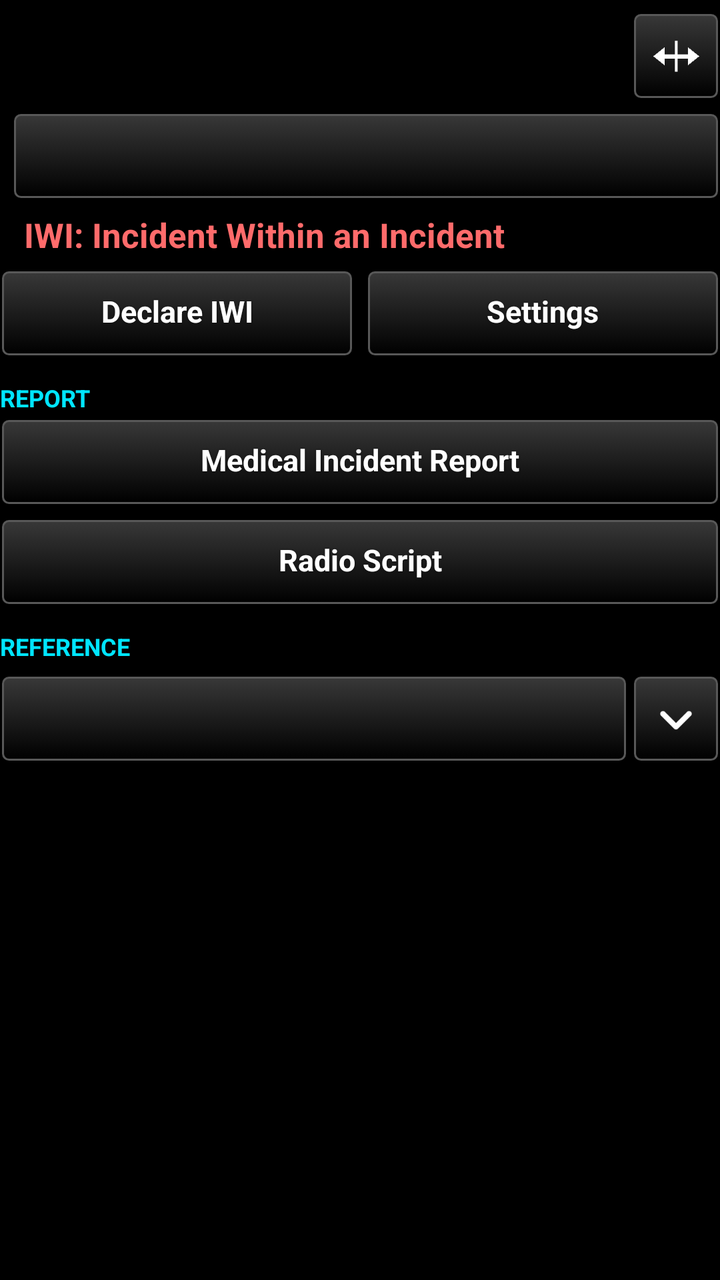
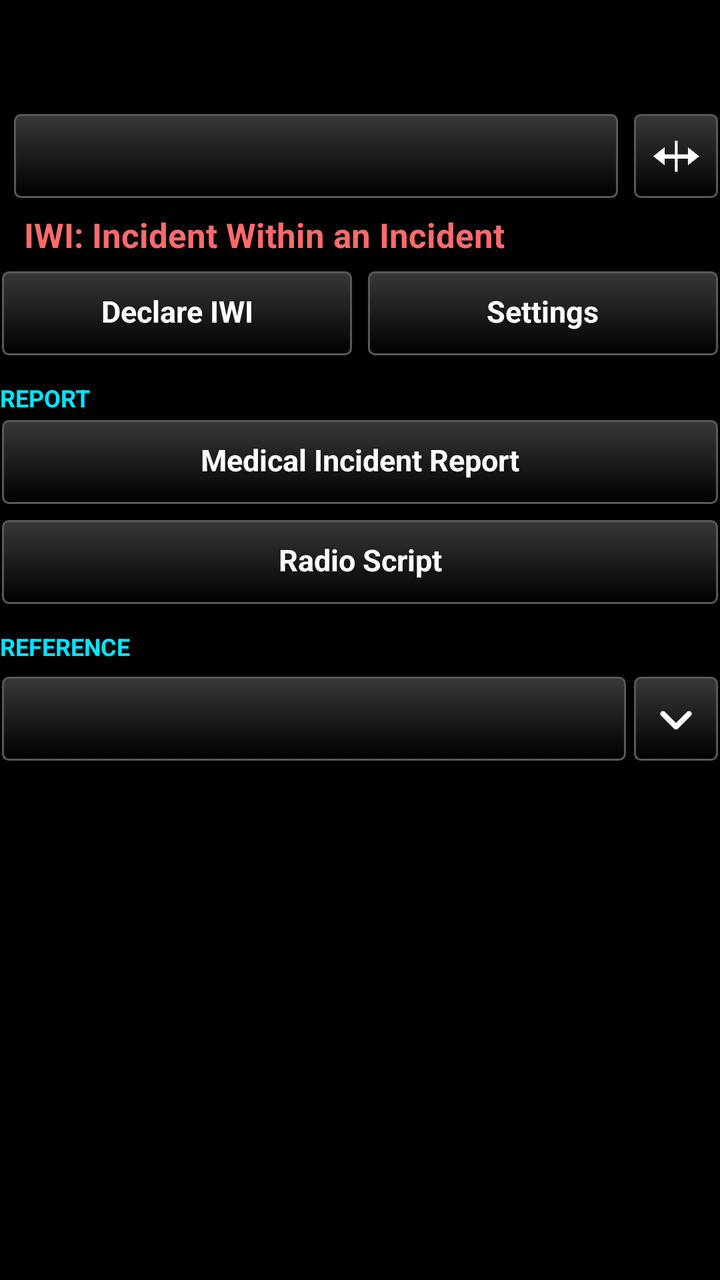

Before-and-after screenshots of an Android layout around one commit, followed by the original layout XML and the change that was made.
<!-- AndroidManifest.xml: application theme AppTheme -->
<!-- res/layout/iwi_layout.xml -->
<?xml version="1.0" encoding="utf-8"?>
<LinearLayout xmlns:android="http://schemas.android.com/apk/res/android"
    android:layout_width="match_parent"
    android:layout_height="match_parent"
    android:orientation="vertical"
    android:visibility="visible">

    
    <TextView
        android:id="@+id/iwi_status"
        android:layout_width="match_parent"
        android:layout_height="wrap_content"
        android:paddingTop="8dp"
        android:paddingBottom="4dp"
        android:textSize="13sp"
        android:textColor="@color/amber"
        android:visibility="gone" />

    
    <LinearLayout
        android:id="@+id/iwi_tally"
        android:layout_width="match_parent"
        android:layout_height="44dp"
        android:layout_marginTop="6dp"
        android:orientation="horizontal">

        <TextView
            android:id="@+id/iwi_tally_red"
            android:layout_width="0dp"
            android:layout_height="match_parent"
            android:layout_weight="1"
            android:gravity="center"
            android:textSize="22sp"
            android:textStyle="bold" />

        <TextView
            android:id="@+id/iwi_tally_yellow"
            android:layout_width="0dp"
            android:layout_height="match_parent"
            android:layout_weight="1"
            android:layout_marginLeft="6dp"
            android:gravity="center"
            android:textSize="22sp"
            android:textStyle="bold" />

        <TextView
            android:id="@+id/iwi_tally_green"
            android:layout_width="0dp"
            android:layout_height="match_parent"
            android:layout_weight="1"
            android:layout_marginLeft="6dp"
            android:gravity="center"
            android:textSize="22sp"
            android:textStyle="bold" />

        <TextView
            android:id="@+id/iwi_tally_black"
            android:layout_width="0dp"
            android:layout_height="match_parent"
            android:layout_weight="1"
            android:layout_marginLeft="6dp"
            android:gravity="center"
            android:textSize="22sp"
            android:textStyle="bold" />

        
        <TextView
            android:id="@+id/iwi_tally_total"
            android:layout_width="0dp"
            android:layout_height="match_parent"
            android:layout_weight="1.6"
            android:layout_marginLeft="10dp"
            android:gravity="center"
            android:textSize="22sp"
            android:textStyle="bold"
            android:textColor="@color/white" />

        
        <View
            android:id="@+id/iwi_tally_spacer"
            android:layout_width="0dp"
            android:layout_height="match_parent"
            android:layout_weight="1"
            android:visibility="gone" />

        
        <ImageButton
            android:id="@+id/iwi_btn_wide"
            style="@style/TakwerxIconButton"
            android:layout_width="44dp"
            android:layout_height="match_parent"
            android:layout_weight="0"
            android:layout_marginLeft="6dp"
            android:layout_marginRight="0dp"
            android:contentDescription="@string/iwi_wide_desc"
            android:src="@drawable/ic_wide" />
    </LinearLayout>

    
    <LinearLayout
        android:layout_width="match_parent"
        android:layout_height="wrap_content"
        android:layout_marginTop="6dp"
        android:orientation="horizontal"
        android:gravity="center_vertical">

        
        <LinearLayout
            android:id="@+id/iwi_steps_boxes"
            android:layout_width="wrap_content"
            android:layout_height="44dp"
            android:orientation="horizontal" />

        <Button
            android:id="@+id/iwi_steps_bar"
            style="@style/TakwerxButton"
            android:layout_width="0dp"
            android:layout_weight="1"
            android:layout_height="wrap_content"
            android:layout_marginLeft="6dp"
            android:gravity="start|center_vertical" />

        
        <LinearLayout
            android:id="@+id/iwi_followup_bar"
            android:layout_width="0dp"
            android:layout_weight="1"
            android:layout_height="wrap_content"
            android:orientation="horizontal"
            android:visibility="gone" />
    </LinearLayout>

    
    <LinearLayout
        android:id="@+id/iwi_main_page"
        android:layout_width="match_parent"
        android:layout_height="0dp"
        android:layout_weight="1"
        android:orientation="vertical">

    <LinearLayout
        android:layout_width="match_parent"
        android:layout_height="wrap_content"
        android:orientation="horizontal"
        android:gravity="center_vertical"
        android:layout_marginTop="6dp">

        <Button
            android:id="@+id/iwi_btn_main_back"
            android:visibility="gone"
            style="@style/TakwerxButton"
            android:layout_width="wrap_content"
            android:layout_height="wrap_content"
            android:minWidth="90dp"
            android:text="@string/back" />

        <TextView
            android:layout_width="0dp"
            android:layout_weight="1"
            android:layout_height="wrap_content"
            android:layout_marginLeft="12dp"
            android:textSize="17sp"
            android:textStyle="bold"
            android:textColor="@color/tile_iwi"
            android:text="@string/iwi_title" />
    </LinearLayout>

    <ScrollView
        android:id="@+id/iwi_main_scroll"
        android:layout_width="match_parent"
        android:layout_height="0dp"
        android:layout_weight="1"
        android:fadeScrollbars="false"
        android:focusableInTouchMode="true"
        android:descendantFocusability="beforeDescendants">

        <LinearLayout
            android:layout_width="match_parent"
            android:layout_height="wrap_content"
            android:orientation="vertical"
            android:paddingBottom="12dp">

            
            <LinearLayout
                android:id="@+id/iwi_confirm_block"
                android:layout_width="match_parent"
                android:layout_height="wrap_content"
                android:orientation="vertical"
                android:paddingTop="6dp"
                android:paddingBottom="6dp"
                android:visibility="gone">

                <TextView
                    android:id="@+id/iwi_confirm_title"
                    android:layout_width="match_parent"
                    android:layout_height="wrap_content"
                    android:textSize="17sp"
                    android:textStyle="bold"
                    android:textColor="@color/white" />

                <TextView
                    android:id="@+id/iwi_confirm_where"
                    android:layout_width="match_parent"
                    android:layout_height="wrap_content"
                    android:paddingTop="2dp"
                    android:textSize="16sp"
                    android:textColor="@color/state_on" />

                <TextView
                    android:layout_width="match_parent"
                    android:layout_height="wrap_content"
                    android:paddingTop="2dp"
                    android:textSize="13sp"
                    android:textColor="@color/guide_grey"
                    android:text="@string/iwi_confirm_note" />

                
                <FrameLayout
                    android:id="@+id/iwi_confirm_slider"
                    android:layout_width="match_parent"
                    android:layout_height="wrap_content"
                    android:layout_marginTop="8dp" />

                <Button
                    android:id="@+id/iwi_btn_confirm_cancel"
                    style="@style/TakwerxButton"
                    android:layout_width="match_parent"
                    android:layout_height="wrap_content"
                    android:layout_marginTop="8dp"
                    android:text="@string/iwi_cancel" />
            </LinearLayout>

            
            <LinearLayout
                android:id="@+id/iwi_clear_block"
                android:layout_width="match_parent"
                android:layout_height="wrap_content"
                android:orientation="vertical"
                android:paddingTop="6dp"
                android:paddingBottom="6dp"
                android:visibility="gone">

                <TextView
                    android:layout_width="match_parent"
                    android:layout_height="wrap_content"
                    android:textSize="17sp"
                    android:textStyle="bold"
                    android:textColor="@color/white"
                    android:text="@string/iwi_clear_title" />

                <TextView
                    android:layout_width="match_parent"
                    android:layout_height="wrap_content"
                    android:paddingTop="2dp"
                    android:textSize="14sp"
                    android:textColor="@color/guide_grey"
                    android:text="@string/iwi_clear_note" />

                <FrameLayout
                    android:id="@+id/iwi_clear_slider"
                    android:layout_width="match_parent"
                    android:layout_height="wrap_content"
                    android:layout_marginTop="8dp" />

                <Button
                    android:id="@+id/iwi_btn_clear_cancel"
                    style="@style/TakwerxButton"
                    android:layout_width="match_parent"
                    android:layout_height="wrap_content"
                    android:layout_marginTop="8dp"
                    android:text="@string/iwi_cancel" />
            </LinearLayout>


            <LinearLayout
                android:layout_width="match_parent"
                android:layout_height="wrap_content"
                android:orientation="horizontal"
                android:layout_marginTop="6dp">

                <Button
                    android:id="@+id/iwi_btn_declare"
                    style="@style/TakwerxButton"
                    android:layout_width="0dp"
                    android:layout_weight="1"
                    android:layout_height="wrap_content"
                    android:text="@string/iwi_declare" />

                <Button
                    android:id="@+id/iwi_btn_settings"
                    style="@style/TakwerxButton"
                    android:layout_width="0dp"
                    android:layout_weight="1"
                    android:layout_height="wrap_content"
                    android:layout_marginLeft="6dp"
                    android:text="@string/settings" />
            </LinearLayout>

            
            <LinearLayout
                android:id="@+id/iwi_live_block"
                android:layout_width="match_parent"
                android:layout_height="wrap_content"
                android:orientation="vertical"
                android:visibility="gone">

                <TextView
                    style="@style/TakwerxSectionHeading"
                    android:layout_width="match_parent"
                    android:layout_height="wrap_content"
                    android:text="@string/iwi_heading_declared" />

                <TextView
                    android:id="@+id/iwi_live_time"
                    android:layout_width="match_parent"
                    android:layout_height="wrap_content"
                    android:textSize="16sp"
                    android:textStyle="bold"
                    android:textColor="@color/white" />

                <TextView
                    android:id="@+id/iwi_live_patients"
                    android:layout_width="match_parent"
                    android:layout_height="wrap_content"
                    android:paddingTop="2dp"
                    android:textSize="15sp"
                    android:textColor="@color/white" />

                <TextView
                    android:id="@+id/iwi_live_where"
                    android:layout_width="match_parent"
                    android:layout_height="wrap_content"
                    android:paddingTop="2dp"
                    android:textSize="15sp"
                    android:textColor="@color/white" />

                <LinearLayout
                    android:layout_width="match_parent"
                    android:layout_height="wrap_content"
                    android:orientation="horizontal"
                    android:layout_marginTop="6dp">

                    <Button
                        android:id="@+id/iwi_btn_go_iwi"
                        style="@style/TakwerxButton"
                        android:layout_width="0dp"
                        android:layout_weight="1"
                        android:layout_height="wrap_content"
                        android:text="@string/iwi_go_to" />

                    <Button
                        android:id="@+id/iwi_btn_move"
                        style="@style/TakwerxButton"
                        android:layout_width="0dp"
                        android:layout_weight="1"
                        android:layout_height="wrap_content"
                        android:layout_marginLeft="6dp"
                        android:text="@string/iwi_change_location" />
                </LinearLayout>
            </LinearLayout>

            
            <LinearLayout
                android:id="@+id/iwi_steps_block"
                android:layout_width="match_parent"
                android:layout_height="wrap_content"
                android:orientation="vertical" />

            <TextView
                style="@style/TakwerxSectionHeading"
                android:layout_width="match_parent"
                android:layout_height="wrap_content"
                android:text="@string/iwi_heading_report" />

            <Button
                android:id="@+id/iwi_btn_report"
                style="@style/TakwerxButton"
                android:layout_width="match_parent"
                android:layout_height="wrap_content"
                android:text="@string/iwi_mir" />

            <Button
                android:id="@+id/iwi_btn_script"
                style="@style/TakwerxButton"
                android:layout_width="match_parent"
                android:layout_height="wrap_content"
                android:layout_marginTop="6dp"
                android:text="@string/iwi_radio_script" />

            <TextView
                style="@style/TakwerxSectionHeading"
                android:layout_width="match_parent"
                android:layout_height="wrap_content"
                android:text="@string/iwi_heading_reference" />

            
            <LinearLayout
                android:layout_width="match_parent"
                android:layout_height="wrap_content"
                android:orientation="horizontal"
                android:gravity="center_vertical"
                android:layout_marginTop="4dp">

                <Button
                    android:id="@+id/iwi_fold_trauma_head"
                    style="@style/TakwerxButton"
                    android:layout_width="0dp"
                    android:layout_weight="1"
                    android:layout_height="wrap_content" />

                <ImageButton
                    android:id="@+id/iwi_fold_trauma_chev"
                    style="@style/TakwerxIconButton"
                    android:layout_width="44dp"
                    android:layout_weight="0"
                    android:layout_marginRight="0dp"
                    android:contentDescription="@string/show_settings"
                    android:src="@drawable/ic_expand" />
            </LinearLayout>

            <LinearLayout
                android:id="@+id/iwi_fold_trauma_body"
                android:layout_width="match_parent"
                android:layout_height="wrap_content"
                android:orientation="vertical"
                android:paddingTop="4dp"
                android:visibility="gone">

                <TextView
                    android:id="@+id/iwi_trauma_line1"
                    android:layout_width="match_parent"
                    android:layout_height="wrap_content"
                    android:minHeight="44dp"
                    android:gravity="center_vertical"
                    android:paddingTop="4dp"
                    android:paddingBottom="4dp"
                    android:textSize="15sp"
                    android:textColor="@color/white"
                    android:clickable="true"
                    android:focusable="true" />

                <TextView
                    android:id="@+id/iwi_trauma_line2"
                    android:layout_width="match_parent"
                    android:layout_height="wrap_content"
                    android:minHeight="44dp"
                    android:gravity="center_vertical"
                    android:paddingTop="4dp"
                    android:paddingBottom="4dp"
                    android:textSize="15sp"
                    android:textColor="@color/white"
                    android:clickable="true"
                    android:focusable="true"
                    android:visibility="gone" />

                <TextView
                    android:id="@+id/iwi_trauma_note"
                    android:layout_width="match_parent"
                    android:layout_height="wrap_content"
                    android:paddingTop="2dp"
                    android:paddingBottom="8dp"
                    android:textSize="12sp"
                    android:textColor="@color/guide_grey" />
            </LinearLayout>
        </LinearLayout>
    </ScrollView>
    </LinearLayout>

    
    <LinearLayout
        android:id="@+id/iwi_details_page"
        android:layout_width="match_parent"
        android:layout_height="0dp"
        android:layout_weight="1"
        android:orientation="vertical"
        android:visibility="gone">

        <LinearLayout
            android:layout_width="match_parent"
            android:layout_height="wrap_content"
            android:orientation="horizontal"
            android:gravity="center_vertical"
            android:baselineAligned="false"
            android:layout_marginTop="6dp">

            <Button
                android:id="@+id/iwi_btn_details_back"
                style="@style/TakwerxButton"
                android:layout_width="wrap_content"
                android:layout_height="wrap_content"
                android:text="@string/back" />

            <TextView
                android:id="@+id/iwi_details_title"
                android:layout_width="0dp"
                android:layout_weight="1"
                android:layout_height="wrap_content"
                android:layout_marginLeft="8dp"
                android:textSize="18sp"
                android:textStyle="bold"
                android:textColor="@color/white" />

            <Button
                android:id="@+id/iwi_btn_go_to"
                style="@style/TakwerxButton"
                android:layout_width="wrap_content"
                android:layout_height="wrap_content"
                android:text="@string/iwi_go_to" />
        </LinearLayout>

        <TextView
            android:id="@+id/iwi_details_subtitle"
            android:layout_width="match_parent"
            android:layout_height="wrap_content"
            android:textSize="13sp"
            android:textColor="@color/guide_grey"
            android:paddingBottom="6dp" />

        <ScrollView
            android:layout_width="match_parent"
            android:layout_height="0dp"
            android:layout_weight="1"
            android:fadeScrollbars="false">

            <TextView
                android:id="@+id/iwi_details_body"
                android:layout_width="match_parent"
                android:layout_height="wrap_content"
                android:textSize="14sp"
                android:textColor="@color/white"
                android:lineSpacingExtra="4dp"
                android:textIsSelectable="true" />
        </ScrollView>
    </LinearLayout>

    
    <LinearLayout
        android:id="@+id/iwi_report_page"
        android:layout_width="match_parent"
        android:layout_height="0dp"
        android:layout_weight="1"
        android:orientation="vertical"
        android:visibility="gone">

        <LinearLayout
            android:layout_width="match_parent"
            android:layout_height="wrap_content"
            android:orientation="horizontal"
            android:gravity="center_vertical"
            android:layout_marginTop="6dp">

            <Button
                android:id="@+id/iwi_btn_report_back"
                style="@style/TakwerxButton"
                android:layout_width="wrap_content"
                android:layout_height="wrap_content"
                android:minWidth="90dp"
                android:text="@string/back" />

            <TextView
                android:layout_width="0dp"
                android:layout_weight="1"
                android:layout_height="wrap_content"
                android:layout_marginLeft="12dp"
                android:textSize="17sp"
                android:textStyle="bold"
                android:textColor="@color/white"
                android:text="@string/iwi_mir" />

            <Button
                android:id="@+id/iwi_btn_report_script"
                style="@style/TakwerxButton"
                android:layout_width="wrap_content"
                android:layout_height="wrap_content"
                android:text="@string/iwi_radio_script" />
        </LinearLayout>

        <ScrollView
            android:layout_width="match_parent"
            android:layout_height="0dp"
            android:layout_weight="1"
            android:fadeScrollbars="false">

            <LinearLayout
                android:id="@+id/iwi_report_container"
                android:layout_width="match_parent"
                android:layout_height="wrap_content"
                android:orientation="vertical"
                android:paddingBottom="24dp" />
        </ScrollView>
    </LinearLayout>

    
    <LinearLayout
        android:id="@+id/iwi_script_page"
        android:layout_width="match_parent"
        android:layout_height="0dp"
        android:layout_weight="1"
        android:orientation="vertical"
        android:visibility="gone">

        <LinearLayout
            android:layout_width="match_parent"
            android:layout_height="wrap_content"
            android:orientation="horizontal"
            android:gravity="center_vertical"
            android:layout_marginTop="6dp">

            <Button
                android:id="@+id/iwi_btn_script_back"
                style="@style/TakwerxButton"
                android:layout_width="wrap_content"
                android:layout_height="wrap_content"
                android:minWidth="90dp"
                android:text="@string/back" />

            <TextView
                android:layout_width="0dp"
                android:layout_weight="1"
                android:layout_height="wrap_content"
                android:layout_marginLeft="12dp"
                android:textSize="17sp"
                android:textStyle="bold"
                android:textColor="@color/white"
                android:id="@+id/iwi_script_title"
                android:text="@string/iwi_radio_script" />
        </LinearLayout>

        <ScrollView
            android:layout_width="match_parent"
            android:layout_height="0dp"
            android:layout_weight="1"
            android:fadeScrollbars="false">

            <LinearLayout
                android:id="@+id/iwi_script_container"
                android:layout_width="match_parent"
                android:layout_height="wrap_content"
                android:orientation="vertical"
                android:paddingBottom="24dp" />
        </ScrollView>
    </LinearLayout>

</LinearLayout>
<!-- resources referenced by this layout -->
<resources>
  <color name="amber">#FFC107</color>
  <color name="guide_grey">#BBBBBB</color>
  <color name="state_on">#3ddc61</color>
  <color name="tile_iwi">#FF6B6B</color>
  <color name="white">#ffffff</color>
  <string name="back">Back</string>
  <string name="iwi_cancel">Cancel</string>
  <string name="iwi_change_location">Change Location</string>
  <string name="iwi_clear_note">This removes the IWI marker from your map and erases everything in the report on this device, so the next IWI starts blank.\n\nIt does not remove the marker from anyone you sent it to.</string>
  <string name="iwi_clear_title">Clear this IWI?</string>
  <string name="iwi_confirm_note">Press and drag the marker to put it exactly where the patient is.</string>
  <string name="iwi_declare">Declare IWI</string>
  <string name="iwi_go_to">Go To</string>
  <string name="iwi_heading_declared">IWI declared</string>
  <string name="iwi_heading_reference">Reference</string>
  <string name="iwi_heading_report">Report</string>
  <string name="iwi_mir">Medical Incident Report</string>
  <string name="iwi_radio_script">Radio Script</string>
  <string name="iwi_title">IWI: Incident Within an Incident</string>
  <string name="iwi_wide_desc">Wide or narrow</string>
  <string name="settings">Settings</string>
  <string name="show_settings">Open or close</string>
  <style name="TakwerxIconButton">
          <item name="android:layout_width">0dp</item>
          <item name="android:layout_weight">1</item>
          <item name="android:layout_height">44dp</item>
          <item name="android:layout_marginLeft">2dp</item>
          <item name="android:layout_marginRight">2dp</item>
          <item name="android:background">@drawable/btn_gray</item>
          <item name="android:scaleType">centerInside</item>
          <item name="android:padding">9dp</item>
      </style>
  <style name="TakwerxSectionHeading">
          <item name="android:textSize">12sp</item>
          <item name="android:textAllCaps">true</item>
          <item name="android:textStyle">bold</item>
          <item name="android:textColor">#00E5FF</item>
          <item name="android:paddingTop">12dp</item>
          <item name="android:paddingBottom">2dp</item>
      </style>
  <style name="AppTheme" parent="@android:style/Theme.Holo">
          <item name="android:buttonStyle">@android:style/Widget.Button</item>
          <item name="android:imageButtonStyle">@android:style/Widget.Button</item>
          <item name="android:buttonStyleToggle">@android:style/Widget.Button</item>
          <item name="android:spinnerStyle">@style/ATAKSpinner</item>
          <item name="android:spinnerItemStyle">@style/ATAKSpinnerItem</item>
          <item name="android:editTextStyle">@style/ATAKEditText</item>
      </style>
  <style name="ATAKSpinner" parent="@android:style/Widget.Spinner">
          <item name="android:spinnerMode">dialog</item>
      </style>
  <style name="ATAKSpinnerItem">
          <item name="android:textColor">@android:color/white</item>
          <item name="android:dropDownVerticalOffset">0dip</item>
          <item name="android:dropDownHorizontalOffset">0dip</item>
          <item name="android:dropDownWidth">wrap_content</item>
          <item name="android:gravity">left|center_vertical</item>
      </style>
  <style name="ATAKEditText" parent="@android:style/Widget.EditText">
          
          
  
          
          <item name="android:imeOptions">flagNoFullscreen</item>
      </style>
  <color name="darker_gray">#121212</color>
  <dimen name="fontSize">14sp</dimen>
  <!-- unchanged entries left out for length: 8 -->
</resources>

<!-- the commit's change to res/layout/iwi_layout.xml (unified diff, before → after) -->
@@ -75,25 +75,6 @@
             android:textStyle="bold"
             android:textColor="@color/white" />
 
-        
-        <View
-            android:id="@+id/iwi_tally_spacer"
-            android:layout_width="0dp"
-            android:layout_height="match_parent"
-            android:layout_weight="1"
-            android:visibility="gone" />
-
-        
-        <ImageButton
-            android:id="@+id/iwi_btn_wide"
-            style="@style/TakwerxIconButton"
-            android:layout_width="44dp"
-            android:layout_height="match_parent"
-            android:layout_weight="0"
-            android:layout_marginLeft="6dp"
-            android:layout_marginRight="0dp"
-            android:contentDescription="@string/iwi_wide_desc"
-            android:src="@drawable/ic_wide" />
     </LinearLayout>
 
     
@@ -128,6 +109,18 @@
             android:layout_height="wrap_content"
             android:orientation="horizontal"
             android:visibility="gone" />
+
+        
+        <ImageButton
+            android:id="@+id/iwi_btn_wide"
+            style="@style/TakwerxIconButton"
+            android:layout_width="44dp"
+            android:layout_height="44dp"
+            android:layout_weight="0"
+            android:layout_marginLeft="6dp"
+            android:layout_marginRight="0dp"
+            android:contentDescription="@string/iwi_wide_desc"
+            android:src="@drawable/ic_wide" />
     </LinearLayout>
 
     
